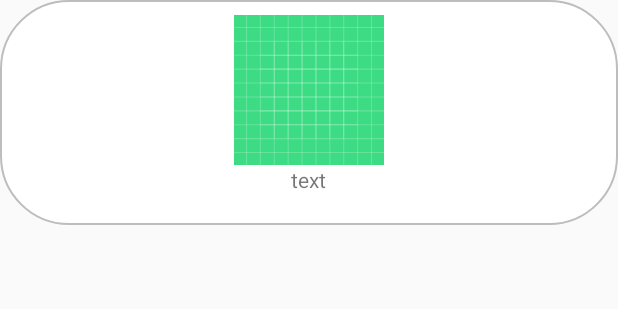
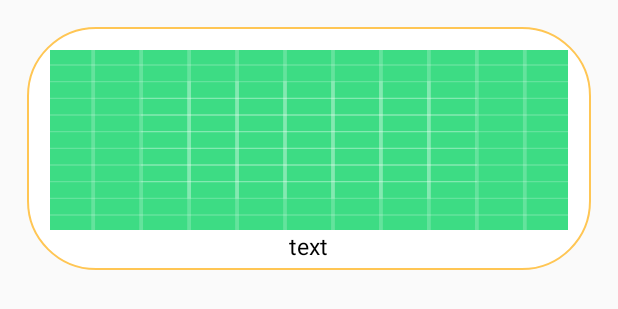
Before and after one commit to yndoo/mango_contents, an Android app: the layout rv_item.xml on its own in the app's theme, with its tools: preview values and no code run, on a phone screen of 412 x 824 dp. Shown: the top 309 px of the screen. Run offline under Robolectric (Android 15) with nearby library versions, the phone set to English and light mode, and no system bars.

```diff
--- a/app/build.gradle
+++ b/app/build.gradle
@@ -41,4 +41,5 @@ dependencies {
     testImplementation 'junit:junit:4.13.2'
     androidTestImplementation 'androidx.test.ext:junit:1.1.5'
     androidTestImplementation 'androidx.test.espresso:espresso-core:3.5.1'
+    implementation 'com.github.bumptech.glide:glide:4.16.0'
 }
--- a/app/src/main/res/drawable/radius.xml
+++ b/app/src/main/res/drawable/radius.xml
@@ -2,11 +2,12 @@
 <shape xmlns:android="http://schemas.android.com/apk/res/android"
     android:shape="rectangle" android:padding = "10dp">
     <solid android:color="#ffffff"></solid>
+
     <corners
         android:bottomLeftRadius="45dp"
         android:bottomRightRadius="45dp"
         android:topLeftRadius="45dp"
         android:topRightRadius="45dp"></corners>
     <stroke android:width="1dp"
-        android:color="#BDBDBD"></stroke>
+        android:color="@color/mango"></stroke>
 </shape>
--- a/app/src/main/res/layout/activity_main.xml
+++ b/app/src/main/res/layout/activity_main.xml
@@ -5,9 +5,12 @@
     xmlns:tools="http://schemas.android.com/tools"
     android:layout_width="match_parent"
     android:layout_height="match_parent"
+    android:background="@color/mango"
     tools:context=".MainActivity">
 
     <androidx.recyclerview.widget.RecyclerView
+        android:id="@+id/rv"
+        android:padding="5dp"
         android:layout_width="match_parent"
         android:layout_height="match_parent"/>
 
--- a/app/src/main/res/layout/rv_item.xml
+++ b/app/src/main/res/layout/rv_item.xml
@@ -2,16 +2,25 @@
 <LinearLayout
     xmlns:android="http://schemas.android.com/apk/res/android"
     android:layout_width="match_parent"
-    android:layout_height="150dp"
+    android:layout_height="wrap_content"
     android:background="@drawable/radius"
-    android:orientation="vertical">
+    android:orientation="vertical"
+    android:layout_margin="18dp"
+    android:padding="5dp">
     <ImageView
+        android:id="@+id/rvImageArea"
         android:src="@drawable/ic_launcher_background"
         android:layout_width="match_parent"
         android:layout_marginTop="10dp"
-        android:layout_height="100dp"/>
+        android:layout_marginLeft="10dp"
+        android:layout_marginRight="10dp"
+        android:scaleType="fitXY"
+        android:layout_height="120dp"/>
     <TextView
+        android:id="@+id/rvTextArea"
         android:text="text"
+        android:textColor="@color/black"
+        android:textSize="15sp"
         android:layout_gravity="center"
         android:layout_width="wrap_content"
         android:layout_height="wrap_content"/>
```
Also changed, not shown: app/src/main/AndroidManifest.xml (+6 -3 lines), app/src/main/java/com/yndoo/mango_contents/ContentsModel.kt (added, +7 -0 lines), app/src/main/java/com/yndoo/mango_contents/MainActivity.kt (+114 -0 lines), app/src/main/java/com/yndoo/mango_contents/RVAdapter.kt (added, +49 -0 lines), app/src/main/java/com/yndoo/mango_contents/ViewActivity.kt (added, +11 -0 lines), app/src/main/res/layout/activity_view.xml (added, +9 -0 lines).
